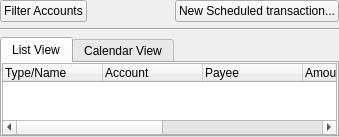
Above: kmymoney/views/kscheduledviewdecl.ui from KDE/kmymoney before the change. Below: the same form after it.
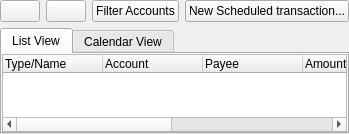
That is the form after the change. Custom widgets are drawn as their Qt base class.

Commit message:
Add collapse/expand buttons to schedule view
BUG:416282
FIXED-IN:4.8.5

Diff of the .ui file:
```diff
--- a/kmymoney/views/kscheduledviewdecl.ui
+++ b/kmymoney/views/kscheduledviewdecl.ui
@@ -16,6 +16,26 @@
    </property>
    <item>
     <layout class="QHBoxLayout" name="m_filterBox">
+     <item>
+      <widget class="KPushButton" name="m_collapseButton">
+       <property name="toolTip">
+        <string>Collapse all accounts in the list</string>
+       </property>
+       <property name="text">
+        <string/>
+       </property>
+      </widget>
+     </item>
+     <item>
+      <widget class="KPushButton" name="m_expandButton">
+       <property name="toolTip">
+        <string>Expand all accounts in the list</string>
+       </property>
+       <property name="text">
+        <string/>
+       </property>
+      </widget>
+     </item>
      <item>
       <widget class="KPushButton" name="m_accountsCombo">
        <property name="text">
@@ -23,22 +43,6 @@
        </property>
       </widget>
      </item>
-     <item>
-      <spacer name="spacer2">
-       <property name="orientation">
-        <enum>Qt::Horizontal</enum>
-       </property>
-       <property name="sizeType">
-        <enum>QSizePolicy::Expanding</enum>
-       </property>
-       <property name="sizeHint" stdset="0">
-        <size>
-         <width>80</width>
-         <height>20</height>
-        </size>
-       </property>
-      </spacer>
-     </item>
      <item>
       <widget class="KPushButton" name="m_qbuttonNew">
        <property name="text">
@@ -48,16 +52,6 @@
      </item>
     </layout>
    </item>
-   <item>
-    <widget class="Line" name="line1">
-     <property name="frameShape">
-      <enum>QFrame::HLine</enum>
-     </property>
-     <property name="frameShadow">
-      <enum>QFrame::Sunken</enum>
-     </property>
-    </widget>
-   </item>
    <item>
     <widget class="KTabWidget" name="m_tabWidget">
      <widget class="QWidget" name="m_listTab">
```
Left out of the diff: 35 changed lines with no effect on the pictures. The commit also changes 1 other file.
